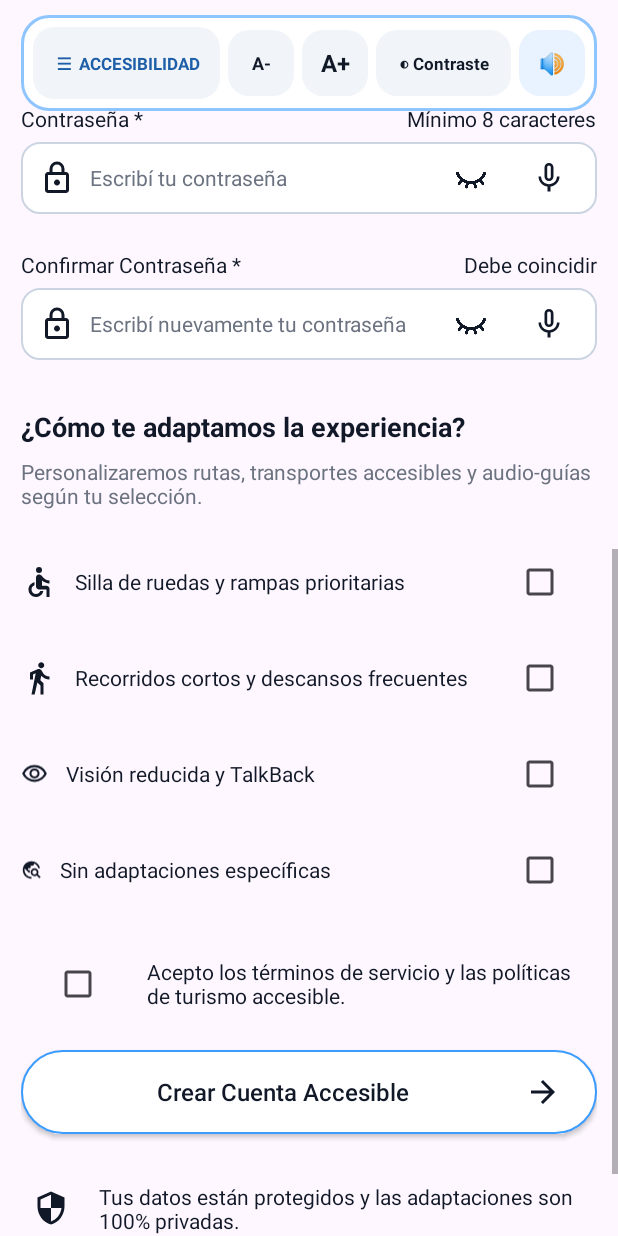
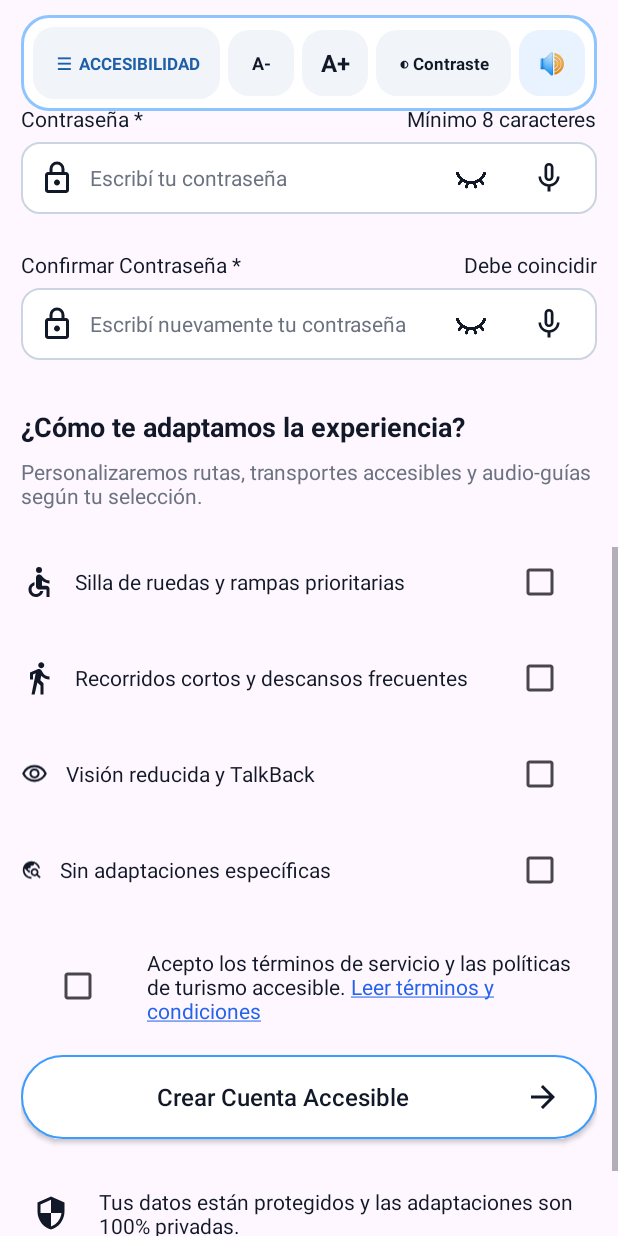
Before and after one commit to AbrildelaIglesia/ViajApp---MadStack, an Android app: the RegistroActivity screen opened directly, with no data from a screen before it, scrolled down 524 dp, on a phone screen of 412 x 824 dp. Run offline under Robolectric (Android 15) with nearby library versions, the phone set to English and light mode, and no system bars; our stand-ins replace Firebase (no records; nobody signed in at launch, a user with empty details on screens opened directly).

Commit message:
Correcciones de contraste, seguridad y terminos en registro

```diff
--- a/app/src/main/java/com/example/viajapp_madstack/RegistroActivity.java
+++ b/app/src/main/java/com/example/viajapp_madstack/RegistroActivity.java
@@ -324,6 +324,49 @@ public class RegistroActivity extends AppCompatActivity {
             crearCuentaFirebase(nombre, correo, contrasena);
         });
 
+
+        TextView txtLeerTerminos = findViewById(R.id.txtLeerTerminos);
+
+        String texto = "Acepto los términos de servicio y las políticas de turismo accesible. ";
+        String enlace = "Leer términos y condiciones";
+
+        android.text.SpannableString contenido =
+                new android.text.SpannableString(texto + enlace);
+
+        int inicio = texto.length();
+        int fin = contenido.length();
+
+        contenido.setSpan(
+                new android.text.style.ClickableSpan() {
+                    @Override
+                    public void onClick(View widget) {
+                        mostrarTerminos();
+                    }
+
+                    @Override
+                    public void updateDrawState(android.text.TextPaint ds) {
+                        super.updateDrawState(ds);
+                        ds.setColor(
+                                modoContraste == 1
+                                        ? Color.parseColor("#664700")
+                                        : modoContraste == 2
+                                          ? Color.WHITE
+                                          : Color.parseColor("#2563EB")
+                        );
+                        ds.setUnderlineText(true);
+                    }
+                },
+                inicio, fin,
+                android.text.Spanned.SPAN_EXCLUSIVE_EXCLUSIVE
+        );
+
+        txtLeerTerminos.setText(contenido);
+        txtLeerTerminos.setMovementMethod(
+                android.text.method.LinkMovementMethod.getInstance()
+        );
+        txtLeerTerminos.setHighlightColor(Color.TRANSPARENT);
+
+
         // IR A LA PANTALLA DE INICIO DE SESIÓN
         TextView txtIniciarSesion = findViewById(R.id.txtIniciarSesion);
 
@@ -343,6 +386,39 @@ public class RegistroActivity extends AppCompatActivity {
     // ===================================================
     // CONFIGURACIÓN DE MOSTRAR/OCULTAR Y MICRÓFONOS
     // ===================================================
+
+    private void mostrarTerminos() {
+        try (java.io.BufferedReader lector =
+                     new java.io.BufferedReader(
+                             new java.io.InputStreamReader(
+                                     getResources().openRawResource(
+                                             R.raw.terminos_viajapp
+                                     ),
+                                     java.nio.charset.StandardCharsets.UTF_8
+                             )
+                     )) {
+
+            StringBuilder contenido = new StringBuilder();
+            String linea;
+
+            while ((linea = lector.readLine()) != null) {
+                contenido.append(linea).append("\n");
+            }
+
+            new AlertDialog.Builder(this)
+                    .setTitle("Términos y condiciones de ViajAPP")
+                    .setMessage(contenido.toString())
+                    .setPositiveButton("Cerrar", null)
+                    .show();
+
+        } catch (java.io.IOException e) {
+            Toast.makeText(
+                    this,
+                    "No se pudieron abrir los términos",
+                    Toast.LENGTH_LONG
+            ).show();
+        }
+    }
 
     private void preguntarPorTalkBack() {
         new AlertDialog.Builder(this)
--- a/app/src/main/res/layout/activity_planear_viaje.xml
+++ b/app/src/main/res/layout/activity_planear_viaje.xml
@@ -27,6 +27,7 @@
             android:orientation="horizontal">
 
             <TextView
+                android:contentDescription="Logo ViajAPP"
                 android:layout_width="44dp"
                 android:layout_height="44dp"
                 android:gravity="center"
--- a/app/src/main/res/layout/activity_registro.xml
+++ b/app/src/main/res/layout/activity_registro.xml
@@ -235,12 +235,11 @@
                     android:id="@+id/btnMicNombre"
                     android:layout_width="48dp"
                     android:layout_height="48dp"
+                    android:clickable="true"
+                    android:contentDescription="Dictar nombre y apellidos"
+                    android:focusable="true"
                     android:padding="12dp"
-                    android:clickable="true"
-                    android:focusable="true"
-
-                    android:src="@drawable/ic_mic"
-                    android:contentDescription="Dictar nombre y apellidos"/>
+                    android:src="@drawable/ic_mic" />
 
             </LinearLayout>
 
@@ -654,14 +653,20 @@
                     android:layout_height="wrap_content"
                     android:contentDescription="Aceptar términos y condiciones"/>
 
+
                 <TextView
+                    android:id="@+id/txtLeerTerminos"
                     android:layout_width="0dp"
                     android:layout_height="wrap_content"
                     android:layout_weight="1"
                     android:layout_marginStart="8dp"
-                    android:text="Acepto los términos de servicio y las políticas de turismo accesible."
+                    android:text="Acepto los términos de servicio y las políticas de turismo accesible. Leer términos y condiciones"
                     android:textColor="#111827"
-                    android:textSize="14sp" />
+                    android:textSize="14sp"
+                    android:clickable="true"
+                    android:focusable="true"
+                    android:contentDescription="Leer términos y condiciones de ViajAPP" />
+
 
             </LinearLayout>
 
```
Also changed, not shown: app/src/main/java/com/example/viajapp_madstack/MenuSeguridad.java (+95 -17 lines), app/src/main/res/layout/menu_seguridad.xml (+37 -2 lines), app/src/main/res/raw/terminos_viajapp.txt (added, +83 -0 lines).
